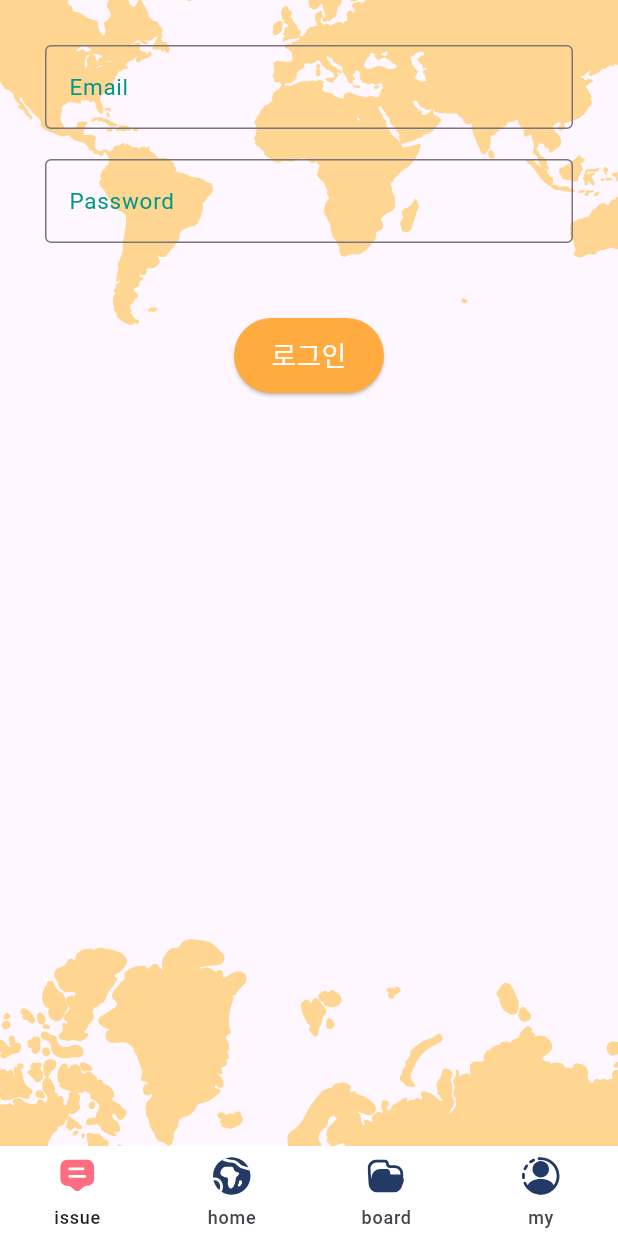
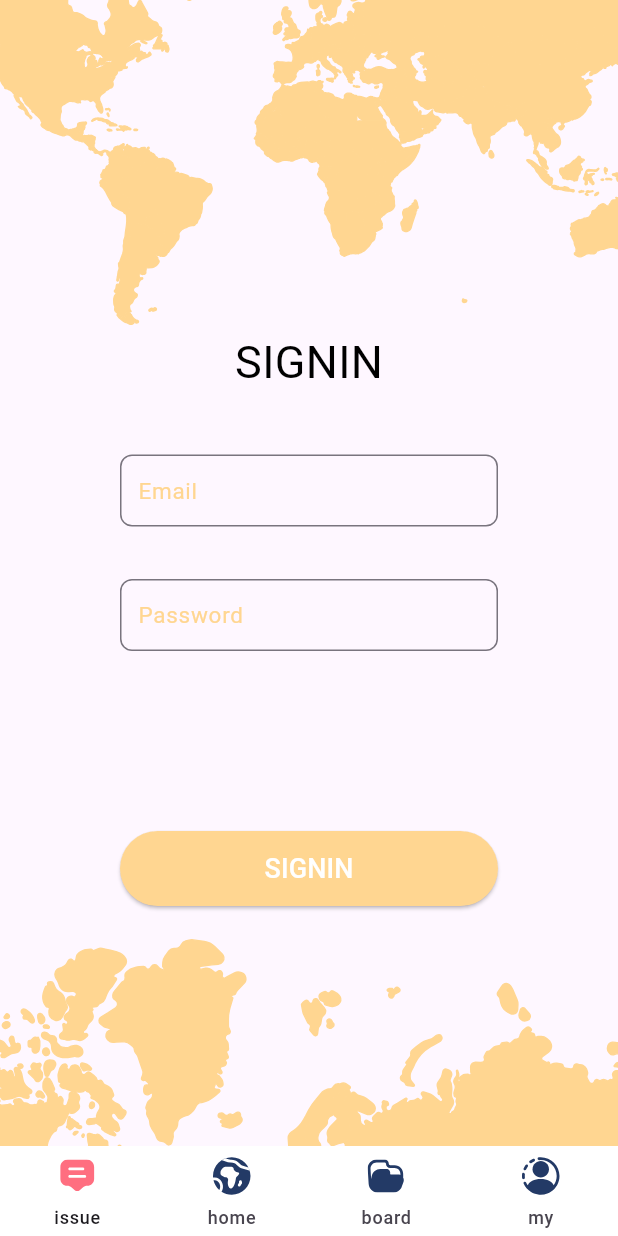
Before and after one commit to GDSC-DGU/2024-SolutionChallenge-InGlo-client, a Flutter app: the screen it shows after launch, on a phone screen of 412 x 824 dp. Run offline on Flutter 3.47's test engine with Material 3 defaults, Android fonts, the phone set to English and light mode, and no system bars; our stand-ins replace flutter_svg, flutter_svg_provider.

Commit message:
STYLE: loginpage css 추가
버튼 스타일, input 스타일, title 스타일 추가

```diff
--- a/lib/screens/signin/signin.dart
+++ b/lib/screens/signin/signin.dart
@@ -5,7 +5,6 @@ import 'package:flutter_svg_provider/flutter_svg_provider.dart';
 class LoginPage extends StatelessWidget {
   @override
   Widget build(BuildContext context) {
-    // Using Scaffold as the base widget for the page layout.
     return Container(
       // 배경 이미지를 넣기 위해 Scaffold를 Container로 감싸준다.
       decoration: BoxDecoration(
@@ -20,54 +19,65 @@ class LoginPage extends StatelessWidget {
       child: Scaffold(
         // 배경 이미지를 위해 Scaffold의 배경색을 투명으로 한다.
         backgroundColor: Colors.transparent,
-        // Utilizing SingleChildScrollView to ensure the page is scrollable when the keyboard appears.
+        // 수직 스크롤이 된다고 한다.
+        // 나중에 빼도 될 것 같다!
         body: SingleChildScrollView(
           child: Padding(
-            // Consistent padding around the form for better layout.
-            padding: const EdgeInsets.all(30.0),
+            // 전체 padding
+            padding: const EdgeInsets.fromLTRB(80, 220, 80, 0),
             child: Form(
               child: Theme(
-                // Custom Theme data for the form elements.
                 data: ThemeData(
-                  primaryColor: Colors.teal, // Adjusting primaryColor to match the overall theme.
+                  primaryColor: Color(0xFFFFD691),
                   inputDecorationTheme: InputDecorationTheme(
-                    labelStyle: TextStyle(color: Colors.teal, fontSize: 15.0),
+                    labelStyle: TextStyle(color: Color(0xFFFFD691), fontSize: 15.0),
                   ),
                 ),
                 child: Column(
                   children: [
+                    Text(
+                      "SIGNIN",
+                      style: TextStyle(fontSize: 30, color: Colors.black),
+                    ),
+                    SizedBox(height: 40.0),
                     // Email TextField
                     TextField(
                       decoration: InputDecoration(
                         labelText: 'Email',
                         hintText: 'Enter your email',
-                        border: OutlineInputBorder(),
+                        border: OutlineInputBorder(
+                            borderRadius: BorderRadius.circular(8)
+                        ),
+                        contentPadding: EdgeInsets.all(8), // padding
                       ),
                       keyboardType: TextInputType.emailAddress,
                     ),
-                    SizedBox(height: 20.0),
+                    SizedBox(height: 35.0),
                     // Password TextField
                     TextField(
                       decoration: InputDecoration(
                         labelText: 'Password',
                         hintText: 'Enter your password',
-                        border: OutlineInputBorder(),
+                        border: OutlineInputBorder(
+                            borderRadius: BorderRadius.circular(8)
+                        ),
+                        contentPadding: EdgeInsets.all(8), // padding
                       ),
-                      obscureText: true, // Ensures text is obscured for password entry.
+                      obscureText: true, // 경고 표시 OX
                     ),
-                    SizedBox(height: 50.0),
+                    SizedBox(height: 120.0),
                     // Login Button
                     ElevatedButton(
                       onPressed: () {
                         // Placeholder for login logic.
-                        print('Login button pressed'); // Example action to replace with actual login logic.
+                        print('Login button pressed');
                       },
                       style: ElevatedButton.styleFrom(
-                        primary: Colors.orangeAccent, // Button background color.
-                        minimumSize: Size(100, 50), // Button size.
+                        backgroundColor: Color(0xFFFFD691), // Button 배경색
+                        minimumSize: Size(400, 50), // Button 사이즈
                       ),
                       child: Text(
-                        "로그인",
+                        "SIGNIN",
                         style: TextStyle(fontSize: 18, color: Colors.white),
                       ),
                     ),
```
